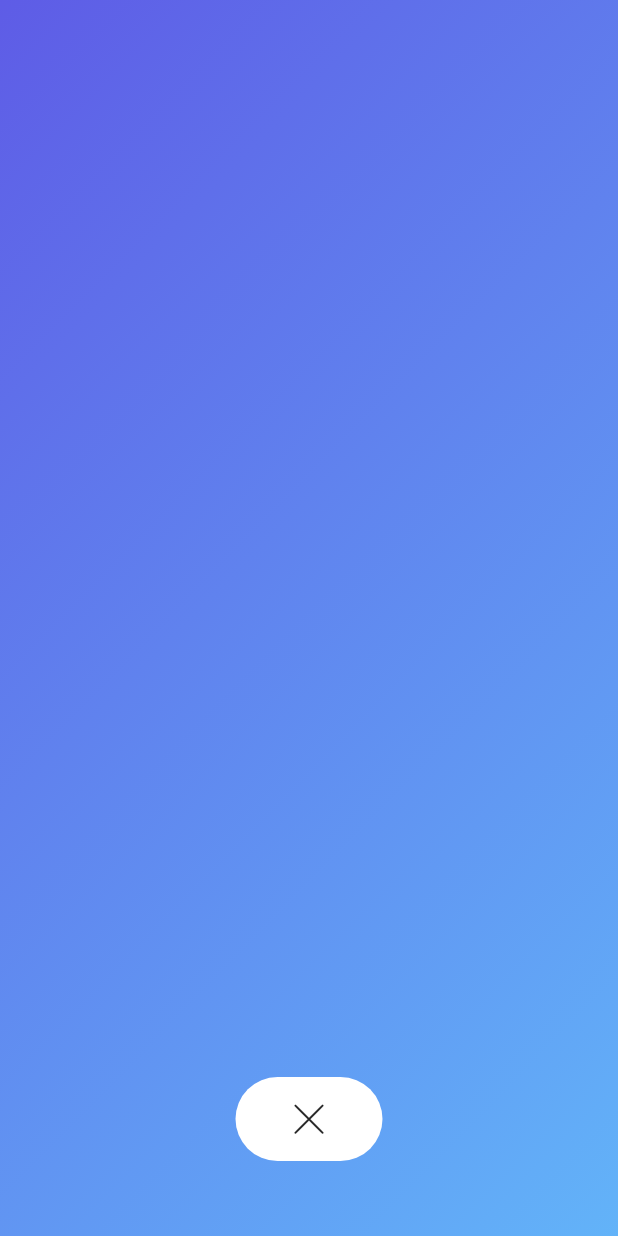
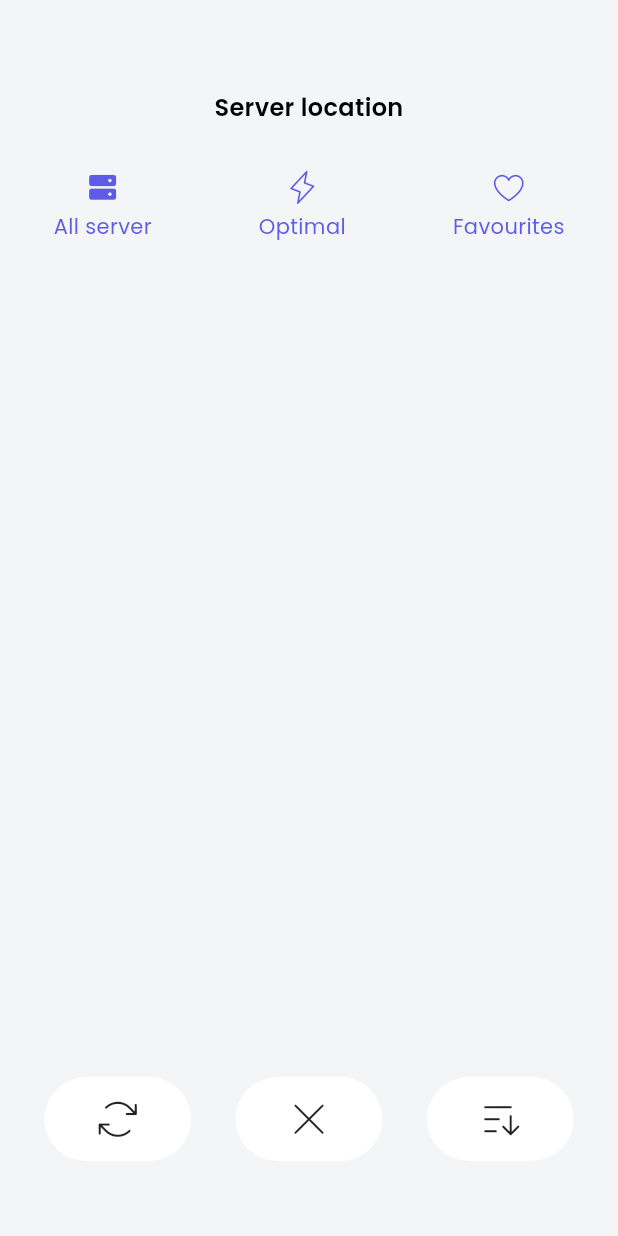
Before and after one commit to saniul1/vpn_app_safety_surf, a Flutter app: the screen it shows after launch, item 2 of the bottom bar chosen, on a phone screen of 412 x 824 dp. Run offline on Flutter 3.47's test engine with Material 2 defaults, Android fonts, the phone set to English and light mode, and no system bars; missing offline and left inert: flutter_reactive_value, window_manager.

Commit message:
all pages basic setup

```diff
--- a/lib/main.dart
+++ b/lib/main.dart
@@ -32,11 +32,11 @@ void main() async {
     });
   }
 
-  runApp(const MyApp());
+  runApp(const App());
 }
 
-class MyApp extends StatelessWidget {
-  const MyApp({super.key});
+class App extends StatelessWidget {
+  const App({super.key});
 
   @override
   Widget build(BuildContext context) {
@@ -46,19 +46,19 @@ class MyApp extends StatelessWidget {
         colorScheme: ColorScheme.fromSeed(seedColor: Colors.deepPurple),
         useMaterial3: true,
       ),
-      home: const MyHomePage(),
+      home: const HomePage(),
     );
   }
 }
 
-class MyHomePage extends StatefulWidget {
-  const MyHomePage({super.key});
+class HomePage extends StatefulWidget {
+  const HomePage({super.key});
 
   @override
-  State<MyHomePage> createState() => _MyHomePageState();
+  State<HomePage> createState() => _HomePageState();
 }
 
-class _MyHomePageState extends State<MyHomePage> {
+class _HomePageState extends State<HomePage> {
   @override
   Widget build(BuildContext context) {
     return Scaffold(
--- a/lib/pages/servers_page.dart
+++ b/lib/pages/servers_page.dart
@@ -4,28 +4,104 @@ import 'package:vpn_app/widgets/bottom_button.dart';
 
 import '../utils/app_icons.dart';
 
-class ServersPage extends StatelessWidget {
+class ServersPage extends StatefulWidget {
   const ServersPage({super.key});
+
+  @override
+  State<ServersPage> createState() => _ServersPageState();
+}
+
+class _ServersPageState extends State<ServersPage> with SingleTickerProviderStateMixin {
+  late TabController tabController;
+
+  @override
+  void initState() {
+    super.initState();
+    tabController = TabController(length: 3, vsync: this);
+  }
+
+  @override
+  void dispose() {
+    tabController.dispose();
+    super.dispose();
+  }
 
   @override
   Widget build(BuildContext context) {
     return Scaffold(
       body: Container(
         width: double.infinity,
-        decoration: const BoxDecoration(
-          gradient: AppColors.gradientBg,
-        ),
+        decoration: const BoxDecoration(color: AppColors.bg),
         child: Column(
           mainAxisAlignment: MainAxisAlignment.spaceBetween,
           children: [
-            Column(),
+            DefaultTabController(
+              length: 3,
+              child: Column(
+                children: [
+                  const SizedBox(height: 60),
+                  Text(
+                    'Server location',
+                    textAlign: TextAlign.center,
+                    style: TextStyle(
+                      color: Colors.black,
+                      fontSize: 16,
+                      fontFamily: 'Poppins',
+                      fontWeight: FontWeight.w600,
+                    ),
+                  ),
+                  const SizedBox(height: 30),
+                  Builder(
+                    builder: (context) {
+                      return Row(
+                        mainAxisAlignment: MainAxisAlignment.spaceAround,
+                        children: [
+                          AppTab(
+                            icon: tabController.index == 0
+                                ? AppIcons.harddrives_fill
+                                : AppIcons.harddrives,
+                            text: "All server",
+                            onTap: () {},
+                          ),
+                          AppTab(
+                            icon: AppIcons.lightning,
+                            text: "Optimal",
+                          ),
+                          AppTab(
+                            icon: AppIcons.heart,
+                            text: "Favourites",
+                          ),
+                        ],
+                      );
+                    },
+                  ),
+                ],
+              ),
+            ),
             Padding(
               padding: EdgeInsets.only(bottom: 50.0),
-              child: BottomNavigationButton(
-                icon: AppIcons.x,
-                onTap: () {
-                  Navigator.of(context).pop();
-                },
+              child: Row(
+                mainAxisAlignment: MainAxisAlignment.spaceEvenly,
+                children: [
+                  BottomNavigationButton(
+                    icon: AppIcons.arrowsclockwise,
+                    onTap: () {
+                      Navigator.of(context).pop();
+                    },
+                  ),
+                  BottomNavigationButton(
+                    icon: AppIcons.x,
+                    onTap: () {
+                      Navigator.of(context).pop();
+                    },
+                  ),
+                  BottomNavigationButton(
+                    icon: AppIcons.sortascending,
+                    onTap: () {
+                      Navigator.of(context).pop();
+                    },
+                  ),
+                ],
               ),
             ),
           ],
@@ -34,3 +110,42 @@ class ServersPage extends StatelessWidget {
     );
   }
 }
+
+class AppTab extends StatelessWidget {
+  const AppTab({
+    super.key,
+    required this.icon,
+    required this.text,
+    this.onTap,
+  });
+
+  final IconData icon;
+  final String text;
+  final void Function()? onTap;
+
+  @override
+  Widget build(BuildContext context) {
+    return GestureDetector(
+      onTap: onTap,
+      child: Column(
+        children: [
+          Icon(
+            icon,
+            color: AppColors.indigo,
+          ),
+          const SizedBox(height: 4),
+          Text(
+            text,
+            textAlign: TextAlign.center,
+            style: TextStyle(
+              color: AppColors.indigo,
+              fontSize: 14,
+              fontFamily: 'Poppins',
+              fontWeight: FontWeight.w400,
+            ),
+          )
+        ],
+      ),
+    );
+  }
+}
--- a/lib/pages/settings_page.dart
+++ b/lib/pages/settings_page.dart
@@ -12,9 +12,7 @@ class SettingsPage extends StatelessWidget {
     return Scaffold(
       body: Container(
         width: double.infinity,
-        decoration: const BoxDecoration(
-          gradient: AppColors.gradientBg,
-        ),
+        decoration: const BoxDecoration(color: AppColors.bg),
         child: Column(
           mainAxisAlignment: MainAxisAlignment.spaceBetween,
           children: [
--- a/lib/widgets/horizontal_list_view.dart
+++ b/lib/widgets/horizontal_list_view.dart
@@ -1,6 +1,5 @@
 import 'dart:math';
 import 'package:flutter/material.dart';
-import 'package:vpn_app/utils/assets.dart';
 
 const kImageSize1 = 200.0;
 
```
Also changed, not shown: lib/areas/bottom_navbar.dart (+4 -23 lines), lib/areas/location_condition_info.dart (+9 -8 lines), lib/pages/session_stats.dart (added, +257 -0 lines), lib/utils/create_route.dart (added, +21 -0 lines), lib/widgets/circle_button.dart (+10 -2 lines), lib/widgets/spinner_widget.dart (added, +43 -0 lines), 1 other file.
